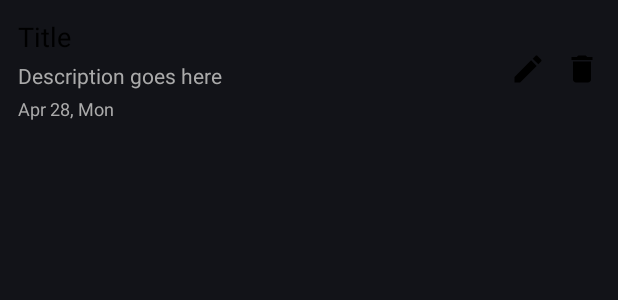
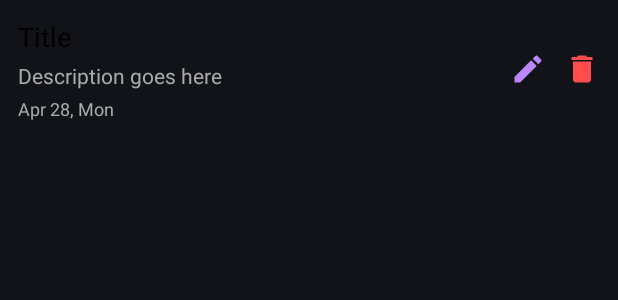
Before and after one commit to MeteorBlitz/note-taking-app, an Android app: the layout item_note.xml on its own in the app's theme, with its tools: preview values and no code run, on a phone screen of 412 x 824 dp. Shown: the top 300 px of the screen. Run offline under Robolectric (Android 15) with nearby library versions, the phone set to English and light mode, and no system bars.

Commit message:
icons tint color change

```diff
--- a/app/src/main/res/drawable/ic_dark_mode.xml
+++ b/app/src/main/res/drawable/ic_dark_mode.xml
@@ -1,4 +1,4 @@
-<vector xmlns:android="http://schemas.android.com/apk/res/android" android:height="24dp" android:tint="#000000" android:viewportHeight="24" android:viewportWidth="24" android:width="24dp">
+<vector xmlns:android="http://schemas.android.com/apk/res/android" android:height="24dp" android:tint="#FFFFFF" android:viewportHeight="24" android:viewportWidth="24" android:width="24dp">
 
     <path android:fillColor="@android:color/white" android:pathData="M12,3c-4.97,0 -9,4.03 -9,9s4.03,9 9,9s9,-4.03 9,-9c0,-0.46 -0.04,-0.92 -0.1,-1.36c-0.98,1.37 -2.58,2.26 -4.4,2.26c-2.98,0 -5.4,-2.42 -5.4,-5.4c0,-1.81 0.89,-3.42 2.26,-4.4C12.92,3.04 12.46,3 12,3L12,3z"/>
 
--- a/app/src/main/res/layout/item_note.xml
+++ b/app/src/main/res/layout/item_note.xml
@@ -1,6 +1,7 @@
 <?xml version="1.0" encoding="utf-8"?>
 <LinearLayout
     xmlns:android="http://schemas.android.com/apk/res/android"
+    xmlns:app="http://schemas.android.com/apk/res-auto"
     android:layout_width="match_parent"
     android:layout_height="wrap_content"
     android:orientation="horizontal"
@@ -25,7 +26,7 @@
             android:textColor="@android:color/black"
             android:layout_marginBottom="4dp"
             android:maxLines="1"
-            android:ellipsize="end"/>
+            android:ellipsize="end" />
 
         <!-- Description of the Note -->
         <TextView
@@ -36,7 +37,7 @@
             android:textSize="14sp"
             android:textColor="@android:color/darker_gray"
             android:maxLines="2"
-            android:ellipsize="end"/>
+            android:ellipsize="end" />
 
         <!-- Timestamp for the Note -->
         <TextView
@@ -46,10 +47,10 @@
             android:text="Apr 28, Mon"
             android:textSize="12sp"
             android:textColor="@android:color/darker_gray"
-            android:layout_marginTop="4dp"/>
+            android:layout_marginTop="4dp" />
     </LinearLayout>
 
-e    <!-- Container for Edit and Delete icons side by side -->
+    e    <!-- Container for Edit and Delete icons side by side -->
     <LinearLayout
         android:layout_width="wrap_content"
         android:layout_height="match_parent"
@@ -62,8 +63,9 @@ e    <!-- Container for Edit and Delete icons side by side -->
             android:layout_width="24dp"
             android:layout_height="24dp"
             android:src="@drawable/ic_edit"
+            app:tint="?attr/colorPrimary"
             android:contentDescription="Edit Note"
-            android:layout_marginEnd="12dp"/>
+            android:layout_marginEnd="12dp" />
 
         <!-- Delete Icon -->
         <ImageView
@@ -71,7 +73,8 @@ e    <!-- Container for Edit and Delete icons side by side -->
             android:layout_width="24dp"
             android:layout_height="24dp"
             android:src="@drawable/baseline_delete_24"
-            android:contentDescription="Delete Note"/>
+            android:contentDescription="Delete Note"
+            app:tint="@color/colorRed50" />
     </LinearLayout>
 
 </LinearLayout>
--- a/app/src/main/res/values/colors.xml
+++ b/app/src/main/res/values/colors.xml
@@ -11,4 +11,7 @@
     <color name="colorPrimaryDark">#BB86FC</color>
     <color name="colorPrimaryVariantDark">#3700B3</color>
     <color name="colorOnPrimaryDark">#000000</color>
+
+    <!-- Red color at 50% opacity -->
+    <color name="colorRed50">#FF4D4D</color>  <!-- This is 50% opacity red -->
 </resources>
```
